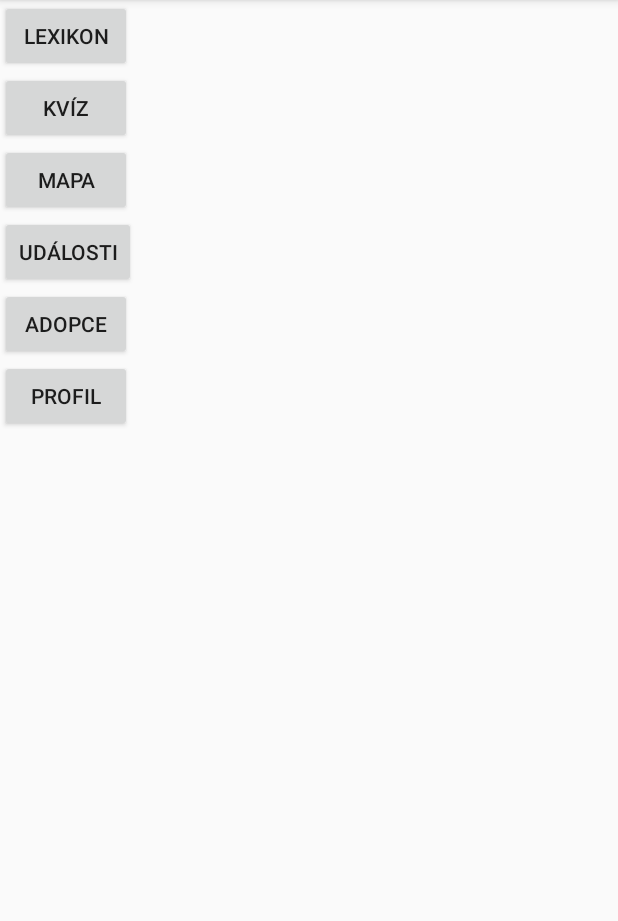
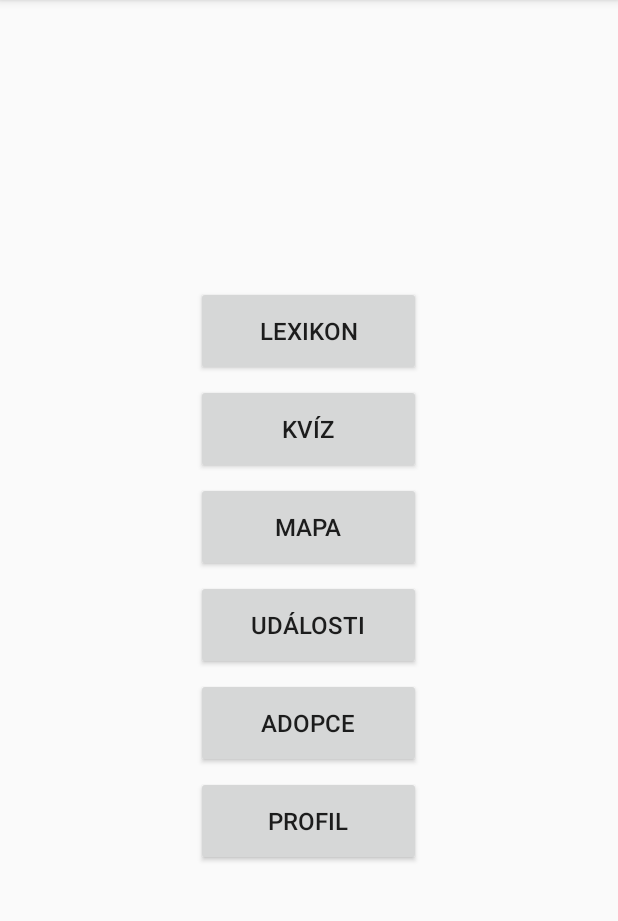
Before and after one commit to zdrubvit/ZooPraha, an Android app: the screen it shows after launch (MainActivity), on a phone screen of 412 x 824 dp, the part 84-1005 px from its top. Run offline under Robolectric (Android 15) with nearby library versions, the phone set to English and light mode, and no system bars.

Commit message:
Menu design improved

```diff
--- a/app/src/main/res/layout/activity_main.xml
+++ b/app/src/main/res/layout/activity_main.xml
@@ -1,36 +1,49 @@
 <?xml version="1.0" encoding="utf-8"?>
 <LinearLayout xmlns:android="http://schemas.android.com/apk/res/android"
-              android:layout_height="wrap_content"
+              android:layout_height="match_parent"
               android:layout_width="match_parent"
-              android:orientation="vertical">
+              android:orientation="vertical"
+              android:gravity="center">
+
     <Button
         android:id="@+id/main_button_lexicon"
-        android:layout_width="wrap_content"
-        android:layout_height="wrap_content"
+        android:layout_width="150dp"
+        android:layout_height="60dp"
+        android:layout_marginBottom="5dp"
+        android:textSize="16sp"
         android:text="@string/main_button_lexicon_text"/>
     <Button
         android:id="@+id/main_button_quiz"
-        android:layout_width="wrap_content"
-        android:layout_height="wrap_content"
+        android:layout_width="150dp"
+        android:layout_height="60dp"
+        android:layout_marginBottom="5dp"
+        android:textSize="16sp"
         android:text="@string/main_button_quiz_text"/>
     <Button
         android:id="@+id/main_button_map"
-        android:layout_width="wrap_content"
-        android:layout_height="wrap_content"
+        android:layout_width="150dp"
+        android:layout_height="60dp"
+        android:layout_marginBottom="5dp"
+        android:textSize="16sp"
         android:text="@string/main_button_map_text"/>
     <Button
         android:id="@+id/main_button_events"
-        android:layout_width="wrap_content"
-        android:layout_height="wrap_content"
+        android:layout_width="150dp"
+        android:layout_height="60dp"
+        android:layout_marginBottom="5dp"
+        android:textSize="16sp"
         android:text="@string/main_button_events_text"/>
     <Button
         android:id="@+id/main_button_adoptions"
-        android:layout_width="wrap_content"
-        android:layout_height="wrap_content"
+        android:layout_width="150dp"
+        android:layout_height="60dp"
+        android:layout_marginBottom="5dp"
+        android:textSize="16sp"
         android:text="@string/main_button_adoptions_text"/>
     <Button
         android:id="@+id/main_button_profile"
-        android:layout_width="wrap_content"
-        android:layout_height="wrap_content"
+        android:layout_width="150dp"
+        android:layout_height="60dp"
+        android:textSize="16sp"
         android:text="@string/main_button_profile_text"/>
 </LinearLayout>
--- a/app/src/main/res/values-sw600dp/refs.xml
+++ b/app/src/main/res/values-sw1000dp/refs.xml
@@ -1,5 +1,5 @@
 <?xml version="1.0" encoding="utf-8"?>
-<!-- Use this resource on any device whose smallest dimension is 600dp or greater.-->
+<!-- Use this resource on any device whose smallest dimension is 1000dp or greater.-->
 <resources>
     <item name="activity_masterdetail" type="layout">@layout/activity_twopane</item>
 </resources>
```
Also changed, not shown: app/src/main/res/layout/activity_quiz_menu.xml (+23 -12 lines).
